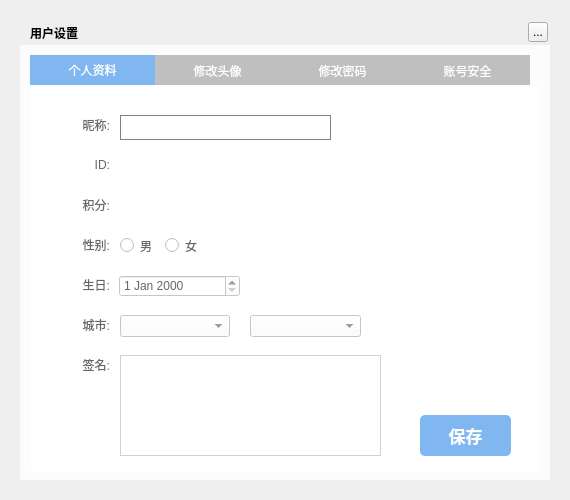
Above: TTKCore/musicUi/musicUsermanager/musicuserrecordwidget.ui from jjzhang166/Musicplayer before the change. Below: the same form after it.
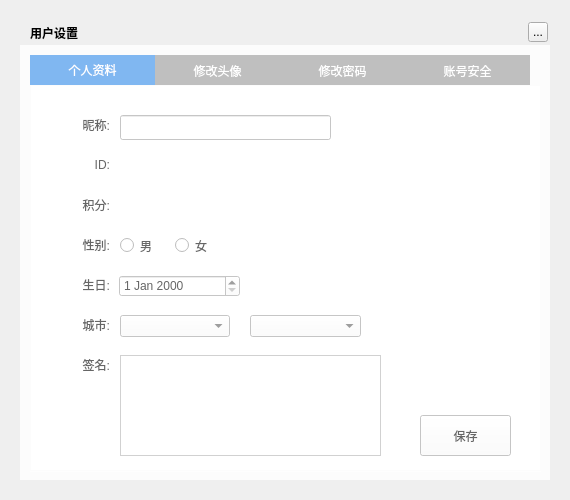
That is the form after the change. Icons and pictures are not drawn. Custom widgets are drawn as their Qt base class.

Diff of the .ui file:
```diff
--- a/TTKCore/musicUi/musicUsermanager/musicuserrecordwidget.ui
+++ b/TTKCore/musicUi/musicUsermanager/musicuserrecordwidget.ui
@@ -111,9 +111,9 @@
      <widget class="QLabel" name="label_F">
       <property name="geometry">
        <rect>
-        <x>50</x>
+        <x>30</x>
         <y>110</y>
-        <width>30</width>
+        <width>50</width>
         <height>20</height>
        </rect>
       </property>
@@ -143,9 +143,9 @@
      <widget class="QLabel" name="label_2F">
       <property name="geometry">
        <rect>
-        <x>50</x>
+        <x>30</x>
         <y>70</y>
-        <width>30</width>
+        <width>50</width>
         <height>20</height>
        </rect>
       </property>
@@ -172,9 +172,9 @@
      <widget class="QLabel" name="label_3F">
       <property name="geometry">
        <rect>
-        <x>50</x>
+        <x>30</x>
         <y>30</y>
-        <width>30</width>
+        <width>50</width>
         <height>20</height>
        </rect>
       </property>
@@ -188,9 +188,9 @@
      <widget class="QLabel" name="label_4F">
       <property name="geometry">
        <rect>
-        <x>50</x>
+        <x>30</x>
         <y>150</y>
-        <width>30</width>
+        <width>50</width>
         <height>20</height>
        </rect>
       </property>
@@ -204,9 +204,9 @@
      <widget class="QLabel" name="label_5F">
       <property name="geometry">
        <rect>
-        <x>50</x>
+        <x>30</x>
         <y>190</y>
-        <width>30</width>
+        <width>50</width>
         <height>20</height>
        </rect>
       </property>
@@ -220,9 +220,9 @@
      <widget class="QLabel" name="label_6F">
       <property name="geometry">
        <rect>
-        <x>50</x>
+        <x>30</x>
         <y>230</y>
-        <width>30</width>
+        <width>50</width>
         <height>20</height>
        </rect>
       </property>
@@ -236,9 +236,9 @@
      <widget class="QLabel" name="label_7F">
       <property name="geometry">
        <rect>
-        <x>50</x>
+        <x>30</x>
         <y>270</y>
-        <width>30</width>
+        <width>50</width>
         <height>20</height>
        </rect>
       </property>
@@ -261,9 +261,6 @@
       <property name="cursor">
        <cursorShape>PointingHandCursor</cursorShape>
       </property>
-      <property name="styleSheet">
-       <string notr="true">QPushButton{border-radius:5px;background-color:#80B7F1;color:white;font-size:17px;font-weight:bold;}</string>
-      </property>
       <property name="text">
        <string>保存</string>
       </property>
@@ -277,16 +274,13 @@
         <height>25</height>
        </rect>
       </property>
-      <property name="styleSheet">
-       <string notr="true">QLineEdit{font-size:12px;color:#BFBFBF; font-weight:normal;border: 1px solid gray;}QLineEdit::hover{ border: 1px solid #AAAAFF;}</string>
-      </property>
      </widget>
      <widget class="QRadioButton" name="maleRadioButton_F">
       <property name="geometry">
        <rect>
         <x>90</x>
         <y>153</y>
-        <width>40</width>
+        <width>50</width>
         <height>15</height>
        </rect>
       </property>
@@ -297,9 +291,9 @@
      <widget class="QRadioButton" name="femaleRadioButton_F">
       <property name="geometry">
        <rect>
-        <x>135</x>
+        <x>145</x>
         <y>153</y>
-        <width>40</width>
+        <width>60</width>
         <height>15</height>
        </rect>
       </property>
```
Left out of the diff: 28 changed lines with no effect on the pictures.
